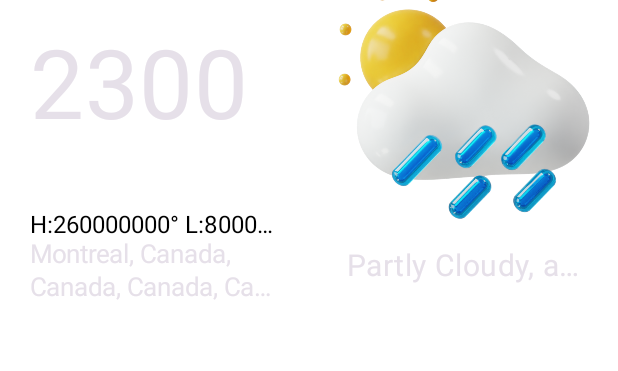
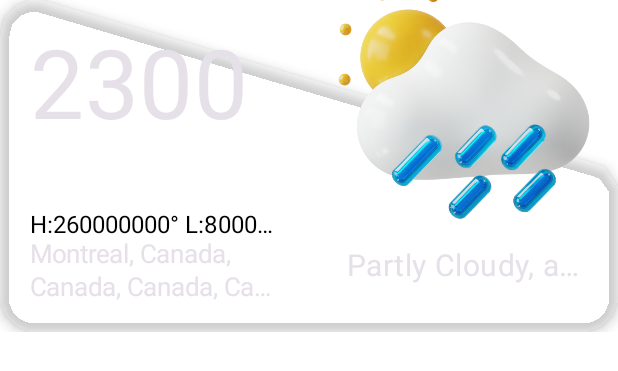
Before and after one commit to exRomeo/Weather_Application_Compose, an Android app built with Jetpack Compose: the @Preview function WeatherCardPreview, on a phone screen of 412 x 824 dp. Shown: the top 371 px of the screen. Run offline under Robolectric (Android 15) with nearby library versions, the light colour scheme and no system bars; 3 statements that could not run were skipped.

Commit message:
updated SlantShape.kt and used it in WeatherCard

```diff
--- a/app/src/main/java/com/trianglz/weatherapp/ui/components/SlantShape.kt
+++ b/app/src/main/java/com/trianglz/weatherapp/ui/components/SlantShape.kt
@@ -9,21 +9,24 @@ import androidx.compose.ui.Modifier
 import androidx.compose.ui.geometry.Offset
 import androidx.compose.ui.geometry.Rect
 import androidx.compose.ui.geometry.Size
+import androidx.compose.ui.graphics.Outline
 import androidx.compose.ui.graphics.Path
-import androidx.compose.ui.graphics.drawscope.DrawScope
+import androidx.compose.ui.graphics.Shape
 import androidx.compose.ui.graphics.drawscope.Fill
 import androidx.compose.ui.tooling.preview.Preview
+import androidx.compose.ui.unit.Density
+import androidx.compose.ui.unit.LayoutDirection
 import androidx.compose.ui.unit.dp
 import com.trianglz.weatherapp.ui.theme.PurpleIndigoGradient
 
 @Composable
-fun SlantShape(modifier: Modifier = Modifier) {
+fun SlantShapeTest(modifier: Modifier = Modifier) {
     Canvas(
         modifier = modifier
             .aspectRatio(342 / 184f),
         onDraw = {
             drawPath(
-                slantShape(),
+                getSlantPath(size, 50.dp.toPx(), 0.625f),
                 brush = PurpleIndigoGradient,
                 style = Fill
             )
@@ -35,72 +38,52 @@ fun SlantShape(modifier: Modifier = Modifier) {
 @Preview(device = "id:pixel_4", showSystemUi = true, showBackground = true)
 @Composable
 fun SlantShapePreview() {
-    Column {
-        SlantShape(Modifier.padding(8.dp))
+
+
+    Column(Modifier.padding(8.dp)) {
+        SlantShapeTest(Modifier.padding(8.dp))
+
     }
 }
 
 
-fun DrawScope.slantShape(): Path {
+fun getSlantPath(
+    size: Size,
+    cornerRadius: Float,
+    leftSideHeightPercentage: Float
+): Path {
     val path = Path()
-    val arcWidth = 50.dp.toPx()
-    val arcHeight = 50.dp.toPx()
-
-    val leftSideHeightPercentage = 1.6f
-
-    /**
-     *  ** Drawing an arc **
-     *  to draw an arc you need a "Rect" in which the arc is drawn
-     *  to position the rect on the screen you need an "offset" from the starting point of the current canvas which is the top left corner
-     *  and a size for that "Rect"
-     *  Rect's size controls the Arc's angle
-     *  also you need a stat angle from which the arc is drawn
-     *  start angles can be represented on a clock as follows
-     *   - 0f  is 3 o'clock
-     *   - 90f is 6 o'clock
-     *   - 180 is 9 o'clock
-     *   - 270 is 12 o'clock
-     *  and sweep angle is the angle made from two lines
-     *   - the first line is the line from the top left corner of the Rect to the start angle
-     *   - the second line is the line from the also the left corner of the Rect and the arc's end
-     *
-     * */
-
-    // Top left Arc
     path.arcTo(
         rect = Rect(
             offset =
-            Offset(0.dp.toPx(), 0.dp.toPx()),
-            size = Size(arcWidth, arcHeight)
+            Offset(0f, 0f),
+            size = Size(cornerRadius, cornerRadius)
         ),
         startAngleDegrees = 180f,
         sweepAngleDegrees = 100f,
         forceMoveTo = false
     )
 
-    //top line
-    path.lineTo(size.width - 22.dp.toPx(), (size.height / leftSideHeightPercentage) - arcHeight)
-
     //top right arc
     path.arcTo(
         rect = Rect(
-            offset = Offset(size.width - arcWidth, (size.height / leftSideHeightPercentage) - arcHeight),
-            size = Size(50.dp.toPx(), 50.dp.toPx())
+            offset = Offset(
+                size.width - cornerRadius,
+                (size.height - cornerRadius) * leftSideHeightPercentage
+            ),
+            size = Size(cornerRadius, cornerRadius)
         ),
-        startAngleDegrees = 280f,
-        sweepAngleDegrees = 80f,
+        startAngleDegrees = 290f,
+        sweepAngleDegrees = 70f,
         forceMoveTo = false
     )
-
-    //right line
-    path.lineTo(size.width, size.height - arcHeight)
 
     //bottom right arc
     path.arcTo(
         rect = Rect(
-            offset = Offset(size.width - arcWidth, size.height - arcHeight),
+            offset = Offset(size.width - cornerRadius, size.height - cornerRadius),
             size = Size(
-                arcWidth, arcHeight
+                cornerRadius, cornerRadius
             )
         ),
         startAngleDegrees = 0f,
@@ -108,26 +91,36 @@ fun DrawScope.slantShape(): Path {
         forceMoveTo = false
     )
 
-    //bottom line
-    path.lineTo(0.dp.toPx() + arcWidth, size.height)
-
     //bottom left arc
     path.arcTo(
         rect = Rect(
             offset = Offset(
-                0.dp.toPx(),
-                size.height - arcHeight
+                0f,
+                size.height - cornerRadius
             ),
-            size = Size(arcWidth, arcHeight),
+            size = Size(cornerRadius, cornerRadius),
         ),
         startAngleDegrees = 90f,
         sweepAngleDegrees = 90f,
         forceMoveTo = false
     )
 
-    //left line
-    path.lineTo(0.dp.toPx(), arcHeight)
     path.close()
-
     return path
 }
+
+class SlantShape(
+    private val cornerRadius: Float = 50f,
+    private val leftSideHeightPercentage: Float = 0.625f
+) : Shape {
+    override fun createOutline(
+        size: Size,
+        layoutDirection: LayoutDirection,
+        density: Density
+    ): Outline {
+        return Outline.Generic(
+            path = getSlantPath(size, cornerRadius, leftSideHeightPercentage)
+        )
+    }
+
+}
--- a/app/src/main/java/com/trianglz/weatherapp/ui/components/WeatherCard.kt
+++ b/app/src/main/java/com/trianglz/weatherapp/ui/components/WeatherCard.kt
@@ -21,6 +21,7 @@ import androidx.compose.ui.Alignment
 import androidx.compose.ui.Modifier
 import androidx.compose.ui.draw.drawBehind
 import androidx.compose.ui.graphics.drawscope.Fill
+import androidx.compose.ui.graphics.graphicsLayer
 import androidx.compose.ui.res.painterResource
 import androidx.compose.ui.text.style.TextAlign
 import androidx.compose.ui.text.style.TextOverflow
@@ -45,13 +46,19 @@ fun WeatherCard(
 ) {
     Row(modifier = modifier
         .aspectRatio(342 / 184f)
+        .graphicsLayer {
+            shadowElevation = 5.dp.toPx()
+            shape = SlantShape(50.dp.toPx(), 0.625f)
+            clip = false
+        }
         .drawBehind {
             drawPath(
-                slantShape(),
+                getSlantPath(size, 50.dp.toPx(), 0.625f),
                 brush = PurpleIndigoGradient,
                 style = Fill
             )
-        }) {
+        }
+    ) {
         Column(
             Modifier
                 .fillMaxHeight()
@@ -86,8 +93,7 @@ fun WeatherCard(
             modifier = Modifier
                 .fillMaxHeight()
                 .offset(y = (-20).dp)
-                .weight(1f)
-            ,
+                .weight(1f),
             horizontalAlignment = Alignment.CenterHorizontally,
         ) {
             Image(
@@ -96,9 +102,13 @@ fun WeatherCard(
                 painter = painterResource(id = icon),
                 contentDescription = null
             )
-            Text(modifier = Modifier.padding(horizontal = 20.dp),
+            Text(
+                modifier = Modifier.padding(horizontal = 20.dp),
                 text = description,
-                style = MaterialTheme.typography.headlineMedium.copy(color = MaterialTheme.colorScheme.onBackground, textAlign = TextAlign.Center),
+                style = MaterialTheme.typography.headlineMedium.copy(
+                    color = MaterialTheme.colorScheme.onBackground,
+                    textAlign = TextAlign.Center
+                ),
                 maxLines = 1,
                 overflow = TextOverflow.Ellipsis
             )
@@ -215,7 +225,7 @@ fun WeatherListPreview() {
             items(5) {
                 WeatherCard(
                     currentTemperature = 200000000,
-                    highTemperature =300000000,
+                    highTemperature = 300000000,
                     lowTemperature = 100000000,
                     location = "Montreal, Canada, Canada, Canada, Canada, Canada, Canada, Canada, Canada, Canada, Canada",
                     description = "Partly Cloudy, and there is a good chance of rain so wear something water proof"
```
Also changed, not shown: 1 other file.
